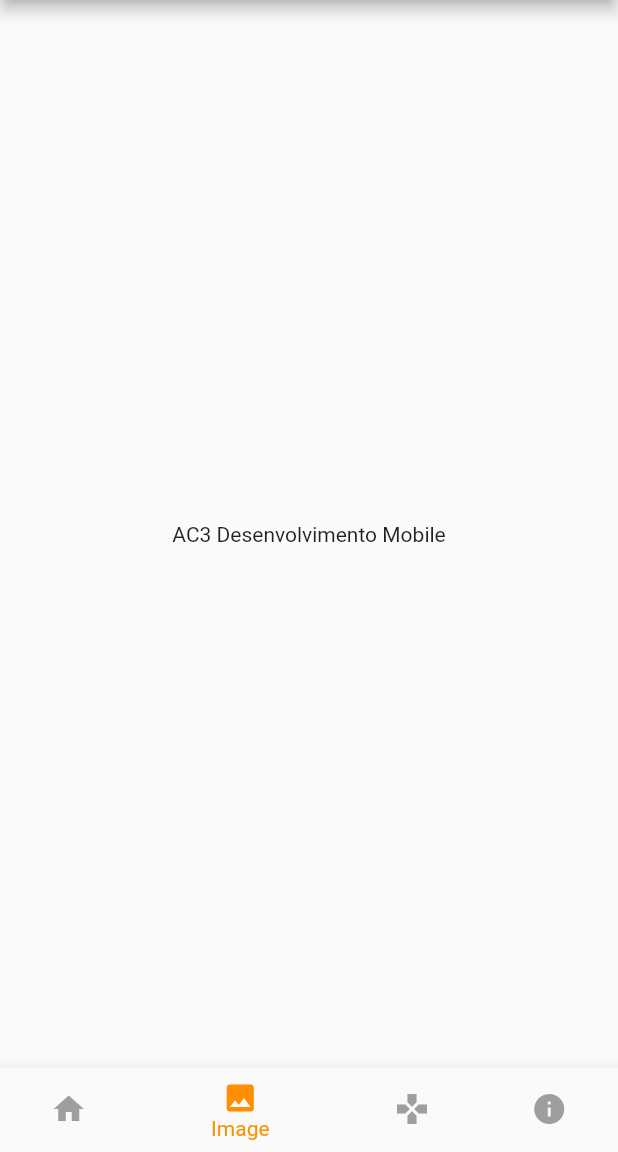
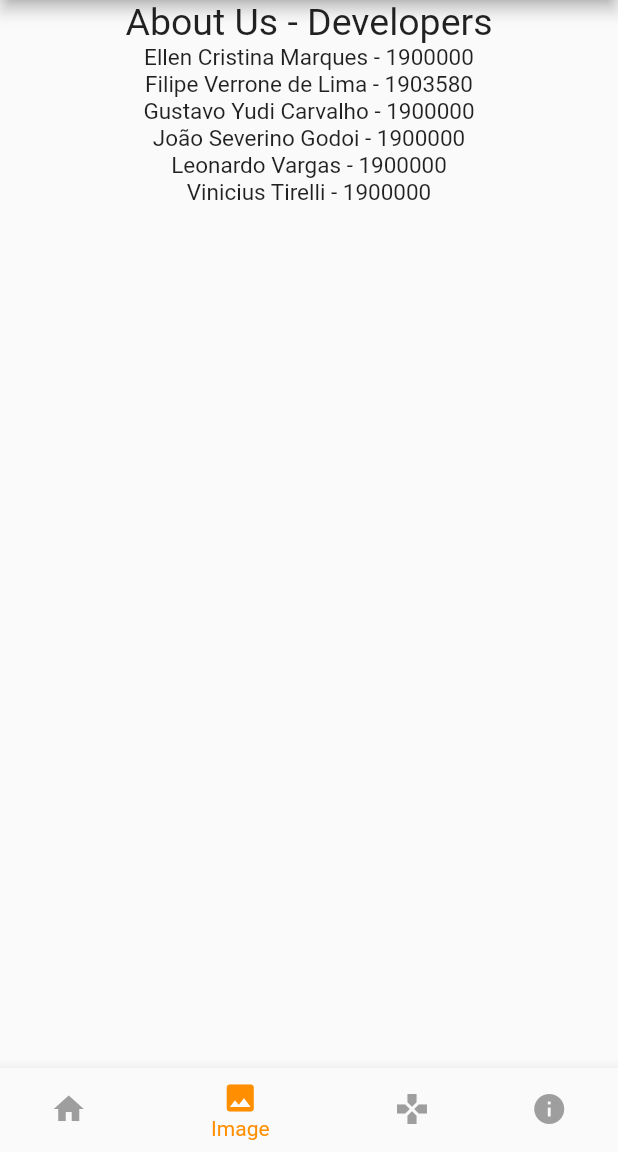
Before and after one commit to ipojucaturianos/dev-mobile-ec4-ac3, a Flutter app: the screen it shows after launch, item 2 of the bottom bar chosen, on a phone screen of 412 x 824 dp, the part 84-1236 px from its top. Run offline on Flutter 3.47's test engine with Material 2 defaults, Android fonts, the phone set to English and light mode, and no system bars.

Commit message:
Created about us page and corrected pages structure to use the same bottom navigation bar

```diff
--- /dev/null
+++ b/lib/about_us.dart
@@ -0,0 +1,26 @@
+import 'package:flutter/material.dart';
+
+class AboutUs extends StatelessWidget {
+  AboutUs({Key? key}) : super(key: key);
+  final developers = [
+    'Ellen Cristina Marques - 1900000',
+    'Filipe Verrone de Lima - 1903580',
+    'Gustavo Yudi Carvalho - 1900000',
+    'João Severino Godoi - 1900000',
+    'Leonardo Vargas - 1900000',
+    'Vinicius Tirelli - 1900000',
+  ];
+
+  @override
+  Widget build(BuildContext context) {
+    return Center(
+      child: Column(
+          children: [
+            Text('About Us - Developers', style: TextStyle(fontSize: 25),),
+            for (var i = 0; i < developers.length; i++) Text(developers[i], style: TextStyle(fontSize: 15),),
+          ]
+      ),
+    );
+  }
+
+}
--- a/lib/main.dart
+++ b/lib/main.dart
@@ -1,4 +1,5 @@
 import 'package:flutter/material.dart';
+import 'package:ac3/about_us.dart';
 
 void main() {
   runApp(
@@ -32,9 +33,17 @@ class MyStatefulWidget extends StatefulWidget {
 
 class _MyStatefulWidgetState extends State<MyStatefulWidget> {
   int _selectedIndex = 0;
+  var app;
   void _onItemTapped(int index) {
     setState(() {
       _selectedIndex = index;
+      if (index == 0) {
+        app = Center(
+          child: Text('AC3 Desenvolvimento Mobile', style: TextStyle(fontSize: 25),),
+        );
+      } else {
+        app = AboutUs();
+      }
     });
   }
 
@@ -44,9 +53,7 @@ class _MyStatefulWidgetState extends State<MyStatefulWidget> {
       appBar: AppBar(
         title: const Text('AC3 Dev Mobile', style: TextStyle(fontSize: 30)),
       ),
-      body: Center(
-        child: Text('AC3 Desenvolvimento Mobile'),
-      ),
+      body: app,
       bottomNavigationBar: BottomNavigationBar(
         items: const <BottomNavigationBarItem>[
           BottomNavigationBarItem(
```
Also changed, not shown: 1 other file.
